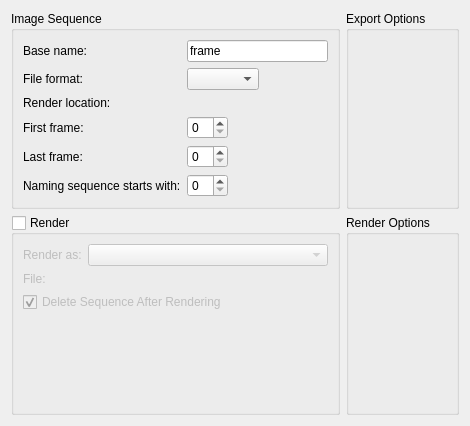
Qt form plugins/extensions/animationrenderer/wdg_animationrenderer.ui (KDE/krita) before a commit.
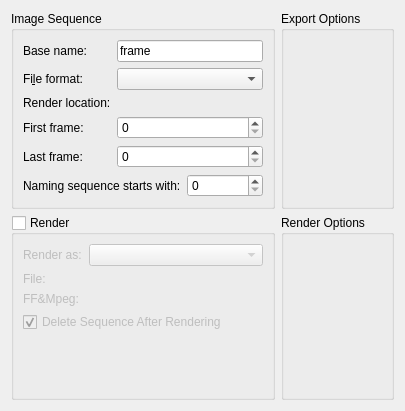
The same form after that commit. Custom widgets are drawn as their Qt base class.

Commit message:
Add a field to enter the location of ffmpeg
We won't package ffmpeg, people should download it separately
and tell Krita where the executable is.

What changed in the file:
```diff
--- a/plugins/extensions/animationrenderer/wdg_animationrenderer.ui
+++ b/plugins/extensions/animationrenderer/wdg_animationrenderer.ui
@@ -6,23 +6,35 @@
    <rect>
     <x>0</x>
     <y>0</y>
-    <width>470</width>
-    <height>426</height>
+    <width>405</width>
+    <height>411</height>
    </rect>
   </property>
   <property name="windowTitle">
    <string>AnimationRenderer Image</string>
   </property>
   <layout class="QGridLayout" name="gridLayout">
+   <item row="1" column="1">
+    <widget class="QGroupBox" name="grpRenderOptions">
+     <property name="sizePolicy">
+      <sizepolicy hsizetype="Preferred" vsizetype="Preferred">
+       <horstretch>0</horstretch>
+       <verstretch>1</verstretch>
+      </sizepolicy>
+     </property>
+     <property name="title">
+      <string>Render Options</string>
+     </property>
+    </widget>
+   </item>
    <item row="0" column="0">
     <widget class="QGroupBox" name="groupBox">
      <property name="title">
       <string>Image Sequence</string>
      </property>
+     <layout class="QVBoxLayout" name="verticalLayout">
+      <item>
      <layout class="QFormLayout" name="formLayout">
-      <property name="fieldGrowthPolicy">
-       <enum>QFormLayout::ExpandingFieldsGrow</enum>
-      </property>
       <item row="0" column="0">
        <widget class="QLabel" name="label">
         <property name="text">
@@ -37,17 +49,17 @@
         </property>
        </widget>
       </item>
-      <item row="2" column="0">
+        <item row="1" column="0">
        <widget class="QLabel" name="label_8">
         <property name="text">
-         <string>File format:</string>
+           <string>Fi&amp;le format:</string>
         </property>
         <property name="buddy">
          <cstring>label_8</cstring>
         </property>
        </widget>
       </item>
-      <item row="2" column="1">
+        <item row="1" column="1">
        <widget class="QComboBox" name="cmbMimetype">
         <property name="sizePolicy">
          <sizepolicy hsizetype="Preferred" vsizetype="Fixed">
@@ -60,14 +72,14 @@
         </property>
        </widget>
       </item>
-      <item row="4" column="0">
+        <item row="2" column="0">
        <widget class="QLabel" name="label_2">
         <property name="text">
          <string>Render location:</string>
         </property>
        </widget>
       </item>
-      <item row="4" column="1">
+        <item row="2" column="1">
        <widget class="KisFileNameRequester" name="dirRequester" native="true">
         <property name="sizePolicy">
          <sizepolicy hsizetype="Preferred" vsizetype="Preferred">
@@ -77,14 +89,14 @@
         </property>
        </widget>
       </item>
-      <item row="6" column="0">
+        <item row="3" column="0">
        <widget class="QLabel" name="label_3">
         <property name="text">
          <string>First frame:</string>
         </property>
        </widget>
       </item>
-      <item row="6" column="1">
+        <item row="3" column="1">
        <widget class="QSpinBox" name="intStart">
         <property name="sizePolicy">
          <sizepolicy hsizetype="Minimum" vsizetype="Fixed">
@@ -94,14 +106,14 @@
         </property>
        </widget>
       </item>
-      <item row="8" column="0">
+        <item row="4" column="0">
        <widget class="QLabel" name="label_4">
         <property name="text">
          <string>Last frame:</string>
         </property>
        </widget>
       </item>
-      <item row="8" column="1">
+        <item row="4" column="1">
        <widget class="QSpinBox" name="intEnd">
         <property name="sizePolicy">
          <sizepolicy hsizetype="Minimum" vsizetype="Fixed">
@@ -111,14 +123,18 @@
         </property>
        </widget>
       </item>
-      <item row="10" column="0">
+       </layout>
+      </item>
+      <item>
+       <layout class="QHBoxLayout" name="horizontalLayout">
+        <item>
        <widget class="QLabel" name="label_5">
         <property name="text">
          <string>Naming sequence starts with:</string>
         </property>
        </widget>
       </item>
-      <item row="10" column="1">
+        <item>
        <widget class="QSpinBox" name="sequenceStart">
         <property name="sizePolicy">
          <sizepolicy hsizetype="Minimum" vsizetype="Fixed">
@@ -129,6 +145,8 @@
        </widget>
       </item>
      </layout>
+      </item>
+     </layout>
     </widget>
    </item>
    <item row="0" column="1">
@@ -155,27 +173,27 @@
      <property name="checked">
       <bool>false</bool>
      </property>
-     <layout class="QGridLayout" name="gridLayout_2">
-      <item row="0" column="0">
+     <layout class="QVBoxLayout" name="verticalLayout_2">
+      <item>
        <layout class="QFormLayout" name="formLayout_2">
-        <item row="1" column="0">
+        <item row="0" column="0">
          <widget class="QLabel" name="label_6">
           <property name="text">
            <string>Render as:</string>
           </property>
          </widget>
         </item>
-        <item row="1" column="1">
+        <item row="0" column="1">
          <widget class="QComboBox" name="cmbRenderType"/>
         </item>
-        <item row="2" column="0">
+        <item row="1" column="0">
          <widget class="QLabel" name="label_7">
           <property name="text">
            <string>File:</string>
           </property>
          </widget>
         </item>
-        <item row="2" column="1">
+        <item row="1" column="1">
          <widget class="KisFileNameRequester" name="videoFilename" native="true">
           <property name="sizePolicy">
            <sizepolicy hsizetype="Preferred" vsizetype="Preferred">
@@ -185,7 +203,22 @@
           </property>
          </widget>
         </item>
-        <item row="3" column="0" colspan="2">
+        <item row="2" column="0">
+         <widget class="QLabel" name="label_9">
+          <property name="text">
+           <string>FF&amp;Mpeg: </string>
+          </property>
+          <property name="buddy">
+           <cstring>txtLayerName</cstring>
+          </property>
+         </widget>
+        </item>
+        <item row="2" column="1">
+         <widget class="KisFileNameRequester" name="ffmpegLocation" native="true"/>
+        </item>
+       </layout>
+      </item>
+      <item>
          <widget class="QCheckBox" name="chkDeleteSequence">
           <property name="text">
            <string>Delete Sequence After Rendering</string>
@@ -195,22 +228,20 @@
           </property>
          </widget>
         </item>
-       </layout>
-      </item>
-     </layout>
-    </widget>
-   </item>
-   <item row="1" column="1">
-    <widget class="QGroupBox" name="grpRenderOptions">
-     <property name="sizePolicy">
-      <sizepolicy hsizetype="Preferred" vsizetype="Preferred">
-       <horstretch>0</horstretch>
-       <verstretch>1</verstretch>
-      </sizepolicy>
-     </property>
-     <property name="title">
-      <string>Render Options</string>
-     </property>
+      <item>
+       <spacer name="verticalSpacer">
+        <property name="orientation">
+         <enum>Qt::Vertical</enum>
+        </property>
+        <property name="sizeHint" stdset="0">
+         <size>
+          <width>20</width>
+          <height>40</height>
+         </size>
+        </property>
+       </spacer>
+      </item>
+     </layout>
     </widget>
    </item>
   </layout>
```
Lines whose indentation alone changed are shown as unchanged. The commit also changes 2 other files.
